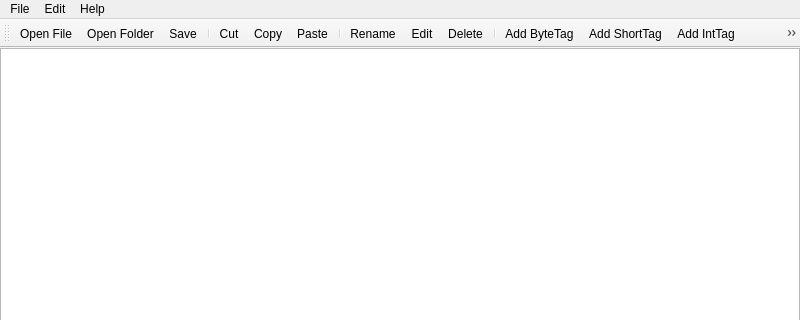
pbmoeller/MinecraftNbtViewer, file src/widgets/main_window.ui: the form before one commit; both pictures show x 0 to 800 and y 0 to 320 of the 800 by 600 pixel window.
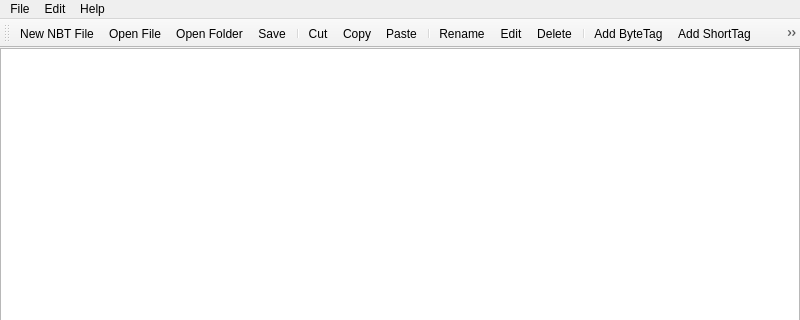
The form after the commit. Icons and pictures are not drawn.

Commit message: Added EditValueDialog for editing simple values. Added NewNbtFile action.

The edit to the form file:
```diff
--- a/src/widgets/main_window.ui
+++ b/src/widgets/main_window.ui
@@ -100,6 +100,7 @@
    <attribute name="toolBarBreak">
     <bool>false</bool>
    </attribute>
+   <addaction name="actionNew_NBT_File"/>
    <addaction name="actionOpen_File"/>
    <addaction name="actionOpen_Folder"/>
    <addaction name="actionSave"/>
@@ -333,6 +334,15 @@
     <string>Add CompoundTag</string>
    </property>
   </action>
+  <action name="actionNew_NBT_File">
+   <property name="icon">
+    <iconset resource="../../resources/resources.qrc">
+     <normaloff>:/icons/16x16/NewNbtFile.png</normaloff>:/icons/16x16/NewNbtFile.png</iconset>
+   </property>
+   <property name="text">
+    <string>New NBT File</string>
+   </property>
+  </action>
  </widget>
  <resources>
   <include location="../../resources/resources.qrc"/>
```
Left out of the diff: 1 changed line with no effect on the pictures. The commit also changes 17 other files.
